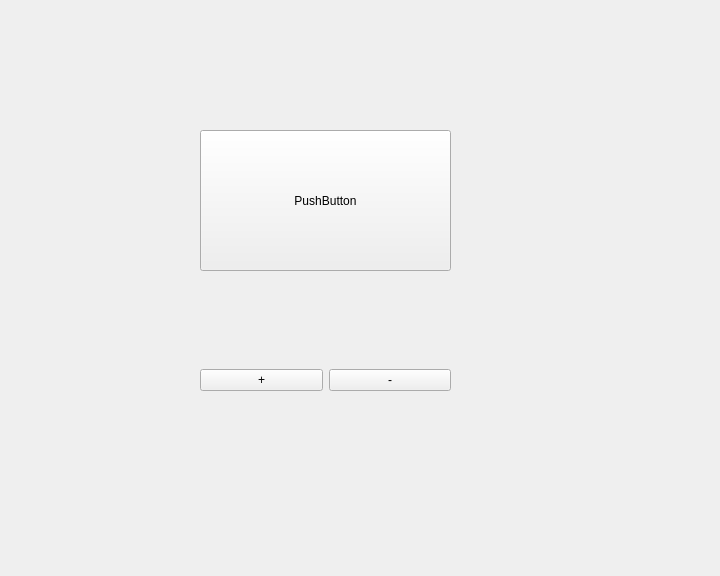
Before: the Qt Designer form QWidget/widget.ui in EWIAW/Qt, drawn with Qt 5.
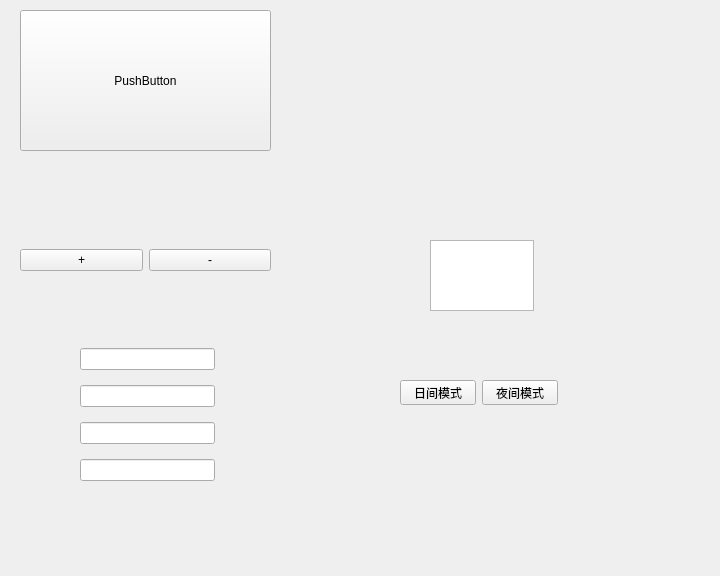
After: the same form once the commit is applied.

Commit message: 继续学习各种控件

```diff
--- a/QWidget/widget.ui
+++ b/QWidget/widget.ui
@@ -19,8 +19,8 @@
   <widget class="QPushButton" name="pushButton">
    <property name="geometry">
     <rect>
-     <x>200</x>
-     <y>130</y>
+     <x>20</x>
+     <y>10</y>
      <width>251</width>
      <height>141</height>
     </rect>
@@ -32,11 +32,11 @@
     <string>PushButton</string>
    </property>
   </widget>
-  <widget class="QWidget" name="">
+  <widget class="QWidget" name="layoutWidget">
    <property name="geometry">
     <rect>
-     <x>200</x>
-     <y>340</y>
+     <x>20</x>
+     <y>220</y>
      <width>251</width>
      <height>81</height>
     </rect>
@@ -58,6 +58,66 @@
     </item>
    </layout>
   </widget>
+  <widget class="QTextEdit" name="textEdit">
+   <property name="geometry">
+    <rect>
+     <x>430</x>
+     <y>240</y>
+     <width>104</width>
+     <height>71</height>
+    </rect>
+   </property>
+  </widget>
+  <widget class="QWidget" name="">
+   <property name="geometry">
+    <rect>
+     <x>80</x>
+     <y>339</y>
+     <width>135</width>
+     <height>151</height>
+    </rect>
+   </property>
+   <layout class="QVBoxLayout" name="verticalLayout">
+    <item>
+     <widget class="QLineEdit" name="lineEdit"/>
+    </item>
+    <item>
+     <widget class="QLineEdit" name="lineEdit_2"/>
+    </item>
+    <item>
+     <widget class="QLineEdit" name="lineEdit_3"/>
+    </item>
+    <item>
+     <widget class="QLineEdit" name="lineEdit_4"/>
+    </item>
+   </layout>
+  </widget>
+  <widget class="QWidget" name="">
+   <property name="geometry">
+    <rect>
+     <x>400</x>
+     <y>380</y>
+     <width>158</width>
+     <height>25</height>
+    </rect>
+   </property>
+   <layout class="QHBoxLayout" name="horizontalLayout_2">
+    <item>
+     <widget class="QPushButton" name="pushButton_light">
+      <property name="text">
+       <string>日间模式</string>
+      </property>
+     </widget>
+    </item>
+    <item>
+     <widget class="QPushButton" name="pushButton_dark">
+      <property name="text">
+       <string>夜间模式</string>
+      </property>
+     </widget>
+    </item>
+   </layout>
+  </widget>
  </widget>
  <resources/>
  <connections/>
```
The commit also changes 2 other files.
